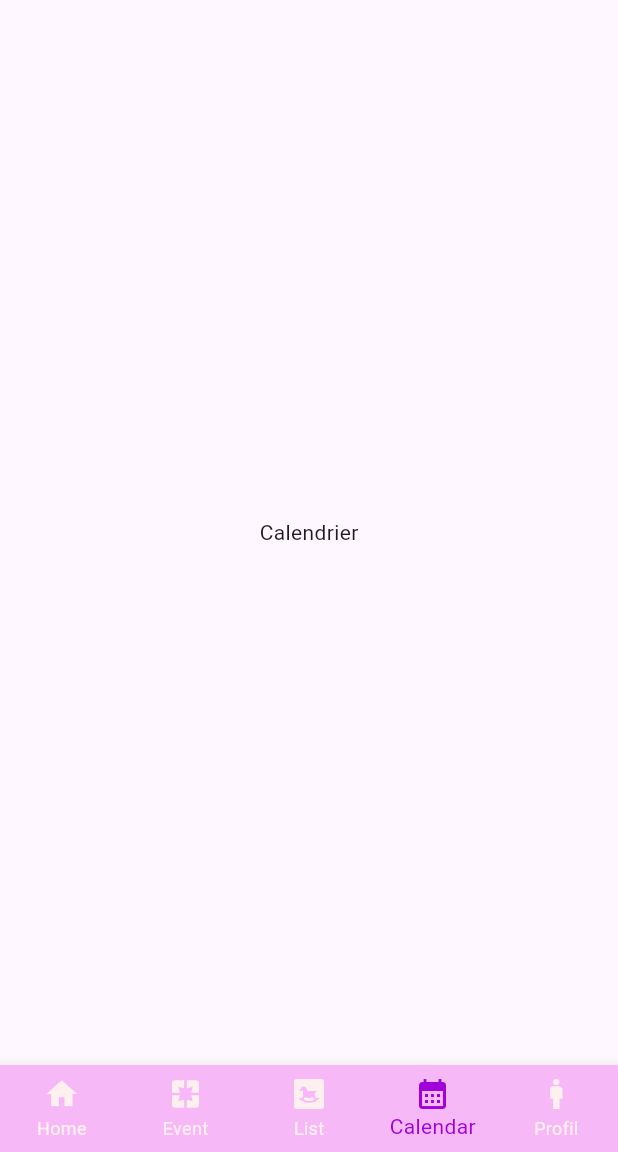
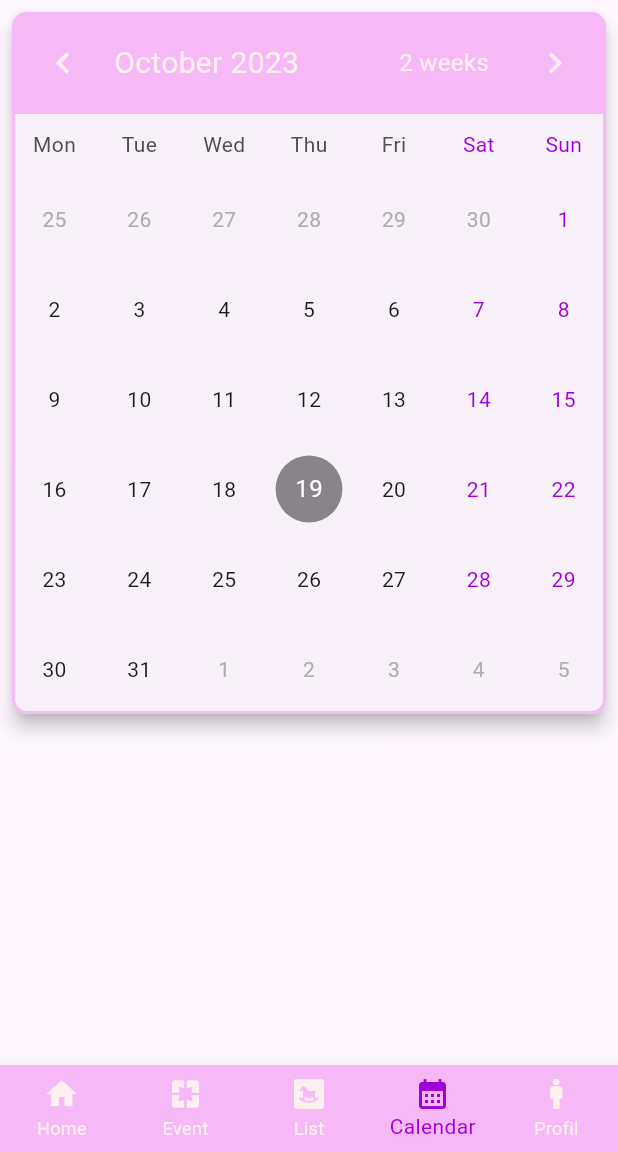
Before and after one commit to rat-balls/Flutter-MLP, a Flutter app: the screen it shows after launch, item 4 of the bottom bar chosen, on a phone screen of 412 x 824 dp, the part 84-1236 px from its top. Run offline on Flutter 3.47's test engine with Material 2 defaults, Android fonts, the light colour scheme and no system bars; drawn by our look-alikes of table_calendar; missing offline and left inert: dart:ffi, mongo_dart; accounts and stored records are empty.

Commit message:
Added timeline page

```diff
--- /dev/null
+++ b/lib/pages/timeline_page.dart
@@ -0,0 +1,278 @@
+import 'dart:ffi';
+import 'package:flutter/material.dart';
+import 'package:flutter_mlp/class/dummy_class.dart';
+import 'package:flutter_mlp/widgets/controllerPage.dart';
+import 'package:table_calendar/table_calendar.dart';
+
+class TimelineCalendarPage extends StatefulWidget {
+  const TimelineCalendarPage({Key? key, }) : super(key: key);
+
+
+  @override
+  _TimelineCalendarPageState createState() => _TimelineCalendarPageState();
+}
+
+class _TimelineCalendarPageState extends State<TimelineCalendarPage> {
+  final Color _selectedItemColor = Color.fromARGB(255, 160, 0, 218);
+  final Color _unselectedItemColor = Color.fromARGB(255, 255, 240, 240);
+  final Color _bgColor = Color.fromARGB(255, 247, 184, 247);
+  final todaysDate = DateTime.now();
+  var _focusedCalendarDate = DateTime.now();
+  final _initialCalendarDate = DateTime(2000);
+  final _lastCalendarDate = DateTime(2050);
+  DateTime? selectedCalendarDate;
+  final titleController = TextEditingController();
+  final descpController = TextEditingController();
+
+  late Map<DateTime, List<MyEvents>> mySelectedEvents;
+
+  @override
+  void initState() {
+    selectedCalendarDate = _focusedCalendarDate;
+    mySelectedEvents = {};
+    super.initState();
+  }
+
+  @override
+  void dispose() {
+    titleController.dispose();
+    descpController.dispose();
+    super.dispose();
+  }
+
+  List<MyEvents> _listOfDayEvents(DateTime dateTime) {
+    return mySelectedEvents[dateTime] ?? [];
+  }
+
+  _showAddEventDialog() async {
+    await showDialog(
+        context: context,
+        builder: (context) => AlertDialog(
+          title: const Text('New Event'),
+          content: Column(
+            crossAxisAlignment: CrossAxisAlignment.stretch,
+            mainAxisSize: MainAxisSize.min,
+            children: [
+              buildTextField(
+                  controller: titleController, hint: 'Enter Title'),
+              const SizedBox(
+                height: 20.0,
+              ),
+              buildTextField(
+                  controller: descpController, hint: 'Enter Description'),
+            ],
+          ),
+          actions: [
+            TextButton(
+              onPressed: () => Navigator.pop(context),
+              child: const Text('Cancel'),
+            ),
+            TextButton(
+              onPressed: () {
+                if (titleController.text.isEmpty &&
+                    descpController.text.isEmpty) {
+                  ScaffoldMessenger.of(context).showSnackBar(
+                    const SnackBar(
+                      content: Text('Please enter title & description'),
+                      duration: Duration(seconds: 3),
+                    ),
+                  );
+                  //Navigator.pop(context);
+                  return;
+                } else {
+                  setState(() {
+                    if (mySelectedEvents[selectedCalendarDate] != null) {
+                      mySelectedEvents[selectedCalendarDate]?.add(MyEvents(
+                          eventTitle: titleController.text,
+                          eventDescp: descpController.text));
+                    } else {
+                      mySelectedEvents[selectedCalendarDate!] = [
+                        MyEvents(
+                            eventTitle: titleController.text,
+                            eventDescp: descpController.text)
+                      ];
+                    }
+                  });
+
+                  titleController.clear();
+                  descpController.clear();
+
+                  Navigator.pop(context);
+                  return;
+                }
+              },
+              child: const Text('Add'),
+            ),
+          ],
+        ));
+  }
+
+  Widget buildTextField(
+      {String? hint, required TextEditingController controller}) {
+    return TextField(
+      controller: controller,
+      textCapitalization: TextCapitalization.words,
+      decoration: InputDecoration(
+        labelText: hint ?? '',
+        focusedBorder: OutlineInputBorder(
+            borderSide: const BorderSide(color: Color.fromARGB(255, 247, 184, 247), width: 1.5),
+          borderRadius: BorderRadius.circular(
+            10.0,
+          ),
+        ),
+        enabledBorder: OutlineInputBorder(
+          borderSide: const BorderSide(color: Color.fromARGB(255, 247, 184, 247), width: 1.5),
+          borderRadius: BorderRadius.circular(
+            10.0,
+          ),
+        ),
+      ),
+    );
+  }
+
+  @override
+  Widget build(BuildContext context) {
+    return Scaffold(
+      body: SingleChildScrollView(
+        child: Column(
+          children: [
+            Card(
+              margin: const EdgeInsets.all(8.0),
+              elevation: 5.0,
+              shape: const RoundedRectangleBorder(
+                borderRadius: BorderRadius.all(
+                  Radius.circular(10),
+                ),
+                side: BorderSide(color: Color.fromARGB(255, 247, 184, 247), width: 2.0),
+              ),
+              child: TableCalendar(
+                focusedDay: _focusedCalendarDate,
+                // today's date
+                firstDay: _initialCalendarDate,
+                // earliest possible date
+                lastDay: _lastCalendarDate,
+                // latest allowed date
+                calendarFormat: CalendarFormat.month,
+                // default view when displayed
+                // default is Saturday & Sunday but can be set to any day.
+                // instead of day number can be mentioned as well.
+                weekendDays: const [DateTime.sunday, 6],
+                // default is Sunday but can be changed according to locale
+                startingDayOfWeek: StartingDayOfWeek.monday,
+                // height between the day row and 1st date row, default is 16.0
+                daysOfWeekHeight: 40.0,
+                // height between the date rows, default is 52.0
+                rowHeight: 60.0,
+                // this property needs to be added if we want to show events
+                eventLoader: _listOfDayEvents,
+                // Calendar Header Styling
+                headerStyle: const HeaderStyle(
+                  titleTextStyle:
+                  TextStyle(color: Color.fromARGB(255, 255, 240, 240), fontSize: 20.0),
+                  decoration: BoxDecoration(
+                      color: Color.fromARGB(255, 247, 184, 247),
+                      borderRadius: BorderRadius.only(
+                          topLeft: Radius.circular(10),
+                          topRight: Radius.circular(10))),
+                  formatButtonTextStyle:
+                    TextStyle(color: Color.fromARGB(255, 255, 240, 240), fontSize: 16.0),
+                  formatButtonDecoration: BoxDecoration(
+                    color: Color.fromARGB(255, 247, 184, 247),
+                    borderRadius: BorderRadius.all(
+                      Radius.circular(5.0),
+                    ),
+                  ),
+                  leftChevronIcon: Icon(
+                    Icons.chevron_left,
+                    color: Color.fromARGB(255, 255, 240, 240),
+                    size: 28,
+                  ),
+                  rightChevronIcon: Icon(
+                    Icons.chevron_right,
+                    color: Color.fromARGB(255, 255, 240, 240),
+                    size: 28,
+                  ),
+                ),
+                // Calendar Days Styling
+                daysOfWeekStyle: const DaysOfWeekStyle(
+                  // Weekend days color (Sat,Sun)
+                  weekendStyle: TextStyle(color: Color.fromARGB(255, 160, 0, 218)),
+                ),
+                // Calendar Dates styling
+                calendarStyle: const CalendarStyle(
+                  // Weekend dates color (Sat & Sun Column)
+                  weekendTextStyle: TextStyle(color: Color.fromARGB(255, 160, 0, 218)),
+                  // highlighted color for today
+                  todayDecoration: BoxDecoration(
+                    color: Color.fromARGB(255, 160, 0, 218),
+                    shape: BoxShape.circle,
+                  ),
+                  // highlighted color for selected day
+                  selectedDecoration: BoxDecoration(
+                    color: Colors.black45,
+                    shape: BoxShape.circle,
+                  ),
+                  markerDecoration: BoxDecoration(
+                      color: Color.fromARGB(255, 160, 0, 218), shape: BoxShape.circle),
+                ),
+                selectedDayPredicate: (currentSelectedDate) {
+                  // as per the documentation 'selectedDayPredicate' needs to determine
+                  // current selected day
+                  return (isSameDay(
+                      selectedCalendarDate!, currentSelectedDate));
+                },
+                onDaySelected: (selectedDay, focusedDay) {
+                  // as per the documentation
+                  if (!isSameDay(selectedCalendarDate, selectedDay)) {
+                    setState(() {
+                      selectedCalendarDate = selectedDay;
+                      _focusedCalendarDate = focusedDay;
+                    });
+                  }
+                },
+              ),
+            ),
+            ..._listOfDayEvents(selectedCalendarDate!).map(
+                  (myEvents) => ListTile(
+                leading: const Icon(
+                  Icons.done,
+                  color: Colors.pinkAccent,
+                ),
+                title: Padding(
+                  padding: const EdgeInsets.only(bottom: 8.0),
+                  child: Text('Event Title:   ${myEvents.eventTitle}'),
+                ),
+                subtitle: Text('Description:   ${myEvents.eventDescp}'),
+              ),
+            ),
+          ],
+        ),
+      ),
+    );
+  }
+}
+
+class Cours {
+  final List chevaux;
+  final String terrain;
+  final int duree;
+  final String discipline;
+  final bool etat;
+
+  Cours({required this.chevaux,
+    required this.terrain,
+    required this.duree,
+    required this.discipline,
+    required this.etat,
+  });
+}
+
+class MyEvents {
+  final String eventTitle;
+  final String eventDescp;
+
+  MyEvents({required this.eventTitle, required this.eventDescp});
+
+  @override
+  String toString() => eventTitle;
+}
--- a/lib/widgets/controllerPage.dart
+++ b/lib/widgets/controllerPage.dart
@@ -1,12 +1,18 @@
+import 'dart:developer';
+
 import 'package:flutter/material.dart';
 import 'package:flutter_mlp/pages/events_page.dart';
 import 'package:flutter_mlp/pages/home_page.dart';
 import 'package:flutter_mlp/pages/profil_page.dart';
 import 'package:flutter_mlp/pages/riders_page.dart';
 import 'package:flutter_mlp/pages/calendar_page.dart';
+import 'package:flutter_mlp/pages/timeline_page.dart';
 
 class ControllerPage extends StatefulWidget {
   const ControllerPage({super.key});
+  static const Color _selectedItemColor = Color.fromARGB(255, 160, 0, 218);
+  static const Color _unselectedItemColor = Color.fromARGB(255, 255, 240, 240);
+  static const Color _bgColor = Color.fromARGB(255, 247, 184, 247);
 
   @override
   State<ControllerPage> createState() => _CustomBottomNavigationBarState();
@@ -33,16 +39,16 @@ class _CustomBottomNavigationBarState extends State<ControllerPage> {
           HomePage(),
           EventsPage(),
           RidersPage(),
-          CalendarPage(),
+          TimelineCalendarPage(),
           ProfilPage(),
         ][_currentIndex],
         bottomNavigationBar: Container(
           child: BottomNavigationBar(
             type: BottomNavigationBarType.fixed,
             currentIndex: _currentIndex,
-            selectedItemColor: const Color.fromARGB(255, 160, 0, 218),
-            unselectedItemColor: const Color.fromARGB(255, 255, 240, 240),
-            backgroundColor: const Color.fromARGB(255, 247, 184, 247),
+            selectedItemColor: ControllerPage._selectedItemColor,
+            unselectedItemColor: ControllerPage._unselectedItemColor,
+            backgroundColor: ControllerPage._bgColor,
             onTap: (index) => setCurrentIndex(index),
             items: const [
               BottomNavigationBarItem(
--- a/pubspec.yaml
+++ b/pubspec.yaml
@@ -28,6 +28,7 @@ environment:
 # the latest version available on pub.dev. To see which dependencies have newer
 # versions available, run `flutter pub outdated`.
 dependencies:
+  table_calendar: ^3.0.9
   mongo_dart: ^0.9.3
   flutter:
     sdk: flutter
```
